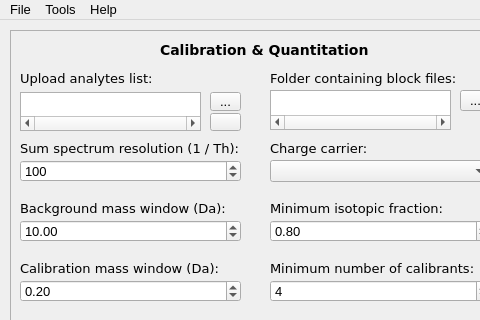
The window that sweet_suite/gui/qtdesigner_files/gui_main.ui (stainawarijar/SweetSuite) describes before a commit, drawn with Qt 5; both pictures show x 0 to 480 and y 0 to 320 of the 761 by 572 pixel window.
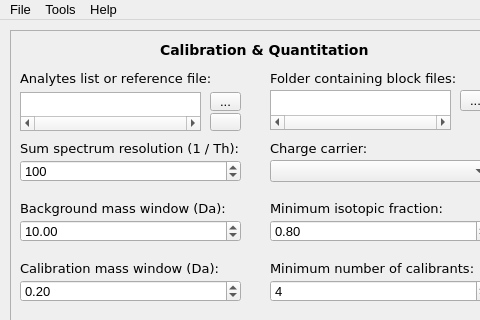
The same window after the commit.

Commit message: Option to upload reference file directly

```diff
--- a/sweet_suite/gui/qtdesigner_files/gui_main.ui
+++ b/sweet_suite/gui/qtdesigner_files/gui_main.ui
@@ -367,7 +367,7 @@
       </font>
      </property>
      <property name="text">
-      <string>Upload analytes list:</string>
+      <string>Analytes list or reference file:</string>
      </property>
     </widget>
     <widget class="QToolButton" name="open_analytes_list">
```
The commit also changes 6 other files.
